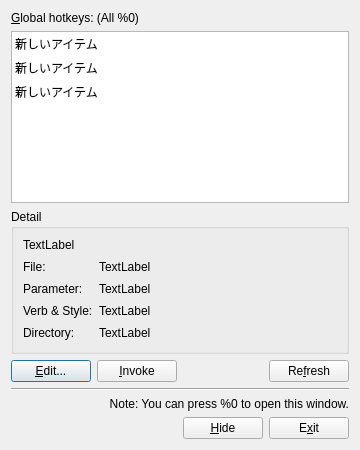
Above: maindialog.ui from Aoi-hosizora/GlobalHotkeyManager before the change. Below: the same form after it.
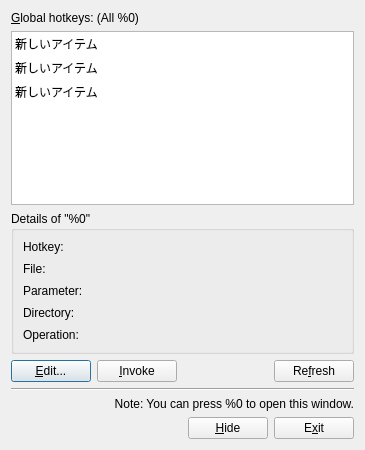
That is the form after the change.

Commit message: feat(logic): finish almost all ui logics

```diff
--- a/maindialog.ui
+++ b/maindialog.ui
@@ -6,13 +6,13 @@
    <rect>
     <x>0</x>
     <y>0</y>
-    <width>360</width>
+    <width>365</width>
     <height>450</height>
    </rect>
   </property>
   <property name="minimumSize">
    <size>
-    <width>360</width>
+    <width>365</width>
     <height>450</height>
    </size>
   </property>
@@ -68,42 +68,39 @@
    <item>
     <widget class="QGroupBox" name="grpDetails">
      <property name="title">
-      <string>Detail</string>
+      <string>Details of &quot;%0&quot;</string>
      </property>
      <layout class="QVBoxLayout" name="verticalLayout">
-      <item>
-       <widget class="QLabel" name="lblDetailTitle">
-        <property name="text">
-         <string>TextLabel</string>
-        </property>
-       </widget>
-      </item>
       <item>
        <layout class="QGridLayout" name="gridLayout">
-        <property name="topMargin">
-         <number>2</number>
-        </property>
-        <property name="bottomMargin">
-         <number>2</number>
+        <property name="horizontalSpacing">
+         <number>10</number>
         </property>
         <property name="verticalSpacing">
          <number>8</number>
         </property>
-        <item row="1" column="1">
-         <widget class="QLabel" name="lblParam">
-          <property name="text">
-           <string>TextLabel</string>
-          </property>
-         </widget>
-        </item>
         <item row="0" column="0">
+         <widget class="QLabel" name="lblHotkeyKey">
+          <property name="text">
+           <string>Hotkey:</string>
+          </property>
+         </widget>
+        </item>
+        <item row="0" column="1">
+         <widget class="QLabel" name="lblHotkey">
+          <property name="text">
+           <string>&lt;unknown&gt;</string>
+          </property>
+         </widget>
+        </item>
+        <item row="1" column="0">
          <widget class="QLabel" name="lblFileKey">
           <property name="text">
            <string>File:</string>
           </property>
          </widget>
         </item>
-        <item row="0" column="1">
+        <item row="1" column="1">
          <widget class="QLabel" name="lblFile">
           <property name="sizePolicy">
            <sizepolicy hsizetype="Expanding" vsizetype="Preferred">
@@ -112,7 +109,21 @@
            </sizepolicy>
           </property>
           <property name="text">
-           <string>TextLabel</string>
+           <string>&lt;unknown&gt;</string>
+          </property>
+         </widget>
+        </item>
+        <item row="2" column="0">
+         <widget class="QLabel" name="lblParamKey">
+          <property name="text">
+           <string>Parameter:</string>
+          </property>
+         </widget>
+        </item>
+        <item row="2" column="1">
+         <widget class="QLabel" name="lblParam">
+          <property name="text">
+           <string>&lt;unknown&gt;</string>
           </property>
          </widget>
         </item>
@@ -123,31 +134,24 @@
           </property>
          </widget>
         </item>
-        <item row="1" column="0">
-         <widget class="QLabel" name="lblParamKey">
-          <property name="text">
-           <string>Parameter:</string>
-          </property>
-         </widget>
-        </item>
         <item row="3" column="1">
          <widget class="QLabel" name="lblDir">
           <property name="text">
-           <string>TextLabel</string>
+           <string>&lt;unknown&gt;</string>
           </property>
          </widget>
         </item>
-        <item row="2" column="0">
+        <item row="4" column="0">
          <widget class="QLabel" name="lblOpStyleKey">
           <property name="text">
-           <string>Verb &amp; Style:</string>
+           <string>Operation:</string>
           </property>
          </widget>
         </item>
-        <item row="2" column="1">
+        <item row="4" column="1">
          <widget class="QLabel" name="lblOpStyle">
           <property name="text">
-           <string>TextLabel</string>
+           <string>&lt;unknown&gt;</string>
           </property>
          </widget>
         </item>
```
The commit also changes 4 other files.
